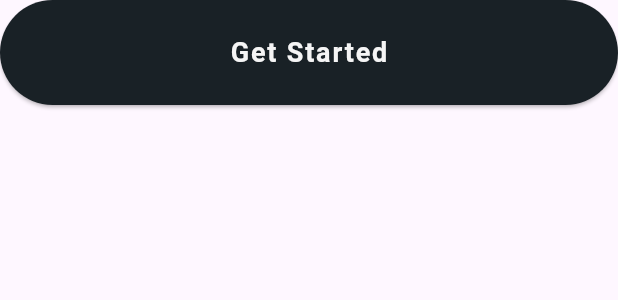
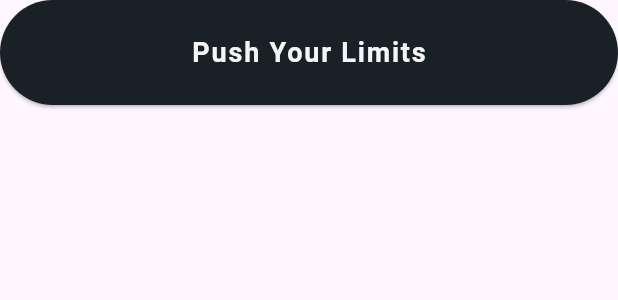
Before and after one commit to SherazArshad001/Fitness_Tracking_App, a Flutter app: the AppButton widget shown alone on an empty page, opened directly, on a phone screen of 412 x 824 dp. Shown: the top 300 px of the screen. Run offline on Flutter 3.47's test engine with Material 3 defaults, Android fonts, the phone set to English and light mode, and no system bars.

Commit message:
Updated Code

```diff
--- a/lib/features/profile/pages/profile_page.dart
+++ b/lib/features/profile/pages/profile_page.dart
@@ -37,6 +37,7 @@ class ProfilePageState extends State<ProfilePage> {
     return Scaffold(
       backgroundColor: AppColors.background,
       appBar: AppBar(
+        automaticallyImplyLeading: false,
         backgroundColor: appBarColor,
         elevation: 0,
         title: Center(
--- a/lib/features/splash/widgets/app_button.dart
+++ b/lib/features/splash/widgets/app_button.dart
@@ -24,7 +24,7 @@ class AppButton extends StatelessWidget {
         );
       },
       child: Text(
-        'Get Started',
+        'Push Your Limits',
         style: TextStyle(
           fontSize: 18,
           fontWeight: FontWeight.bold,
```
